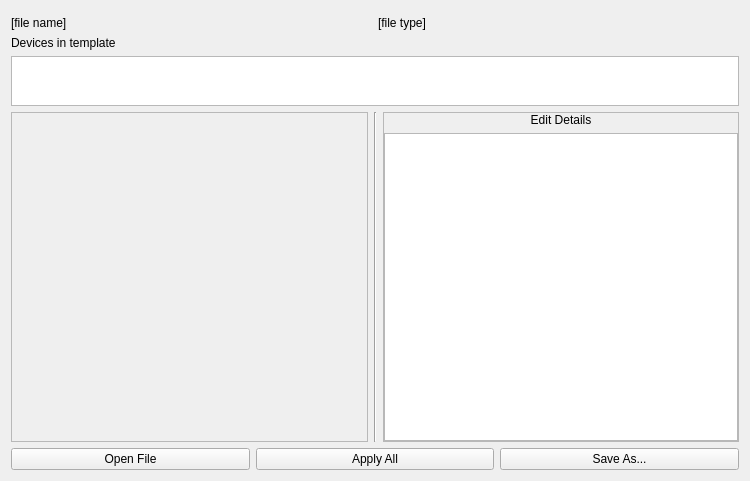
This is atef/ui/fill_template_page.ui in pcdshub/atef as Qt 5 draws it before an edit. The edited form follows.
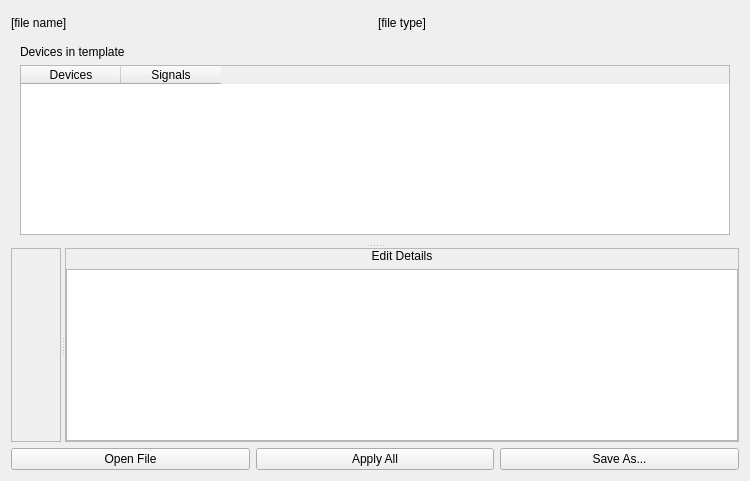
This is the edited form.

Commit message: GUI: populate device/signal list, add splitters

What changed in the file:
```diff
--- a/atef/ui/fill_template_page.ui
+++ b/atef/ui/fill_template_page.ui
@@ -36,28 +36,54 @@
     </layout>
    </item>
    <item>
-    <widget class="QLabel" name="devices_label">
-     <property name="text">
-      <string>Devices in template</string>
+    <widget class="QSplitter" name="vert_splitter">
+     <property name="orientation">
+      <enum>Qt::Vertical</enum>
      </property>
-    </widget>
-   </item>
-   <item>
-    <widget class="QListWidget" name="device_list">
-     <property name="maximumSize">
-      <size>
-       <width>16777215</width>
-       <height>50</height>
-      </size>
+     <property name="childrenCollapsible">
+      <bool>false</bool>
      </property>
-    </widget>
-   </item>
-   <item>
-    <layout class="QHBoxLayout" name="horizontalLayout">
-     <property name="topMargin">
-      <number>0</number>
-     </property>
-     <item>
+     <widget class="QFrame" name="device_frame">
+      <layout class="QVBoxLayout" name="verticalLayout_4">
+       <item>
+        <widget class="QLabel" name="device_label">
+         <property name="sizePolicy">
+          <sizepolicy hsizetype="Preferred" vsizetype="Fixed">
+           <horstretch>0</horstretch>
+           <verstretch>0</verstretch>
+          </sizepolicy>
+         </property>
+         <property name="text">
+          <string>Devices in template</string>
+         </property>
+        </widget>
+       </item>
+       <item>
+        <widget class="QTableWidget" name="device_table">
+         <property name="columnCount">
+          <number>2</number>
+         </property>
+         <column>
+          <property name="text">
+           <string>Devices</string>
+          </property>
+         </column>
+         <column>
+          <property name="text">
+           <string>Signals</string>
+          </property>
+         </column>
+        </widget>
+       </item>
+      </layout>
+     </widget>
+     <widget class="QSplitter" name="horiz_splitter">
+      <property name="orientation">
+       <enum>Qt::Horizontal</enum>
+      </property>
+      <property name="childrenCollapsible">
+       <bool>false</bool>
+      </property>
       <widget class="QFrame" name="edits_frame">
        <property name="sizePolicy">
         <sizepolicy hsizetype="Preferred" vsizetype="Preferred">
@@ -102,21 +128,6 @@
         </item>
        </layout>
       </widget>
-     </item>
-     <item>
-      <widget class="Line" name="line_3">
-       <property name="sizePolicy">
-        <sizepolicy hsizetype="Fixed" vsizetype="Expanding">
-         <horstretch>0</horstretch>
-         <verstretch>0</verstretch>
-        </sizepolicy>
-       </property>
-       <property name="orientation">
-        <enum>Qt::Vertical</enum>
-       </property>
-      </widget>
-     </item>
-     <item>
       <widget class="QFrame" name="details_frame">
        <property name="sizePolicy">
         <sizepolicy hsizetype="Preferred" vsizetype="Preferred">
@@ -164,8 +175,8 @@
         </item>
        </layout>
       </widget>
-     </item>
-    </layout>
+     </widget>
+    </widget>
    </item>
    <item>
     <layout class="QHBoxLayout" name="horizontalLayout_2">
```
Left out of the diff: 4 changed lines with no effect on the pictures. The commit also changes 1 other file.
